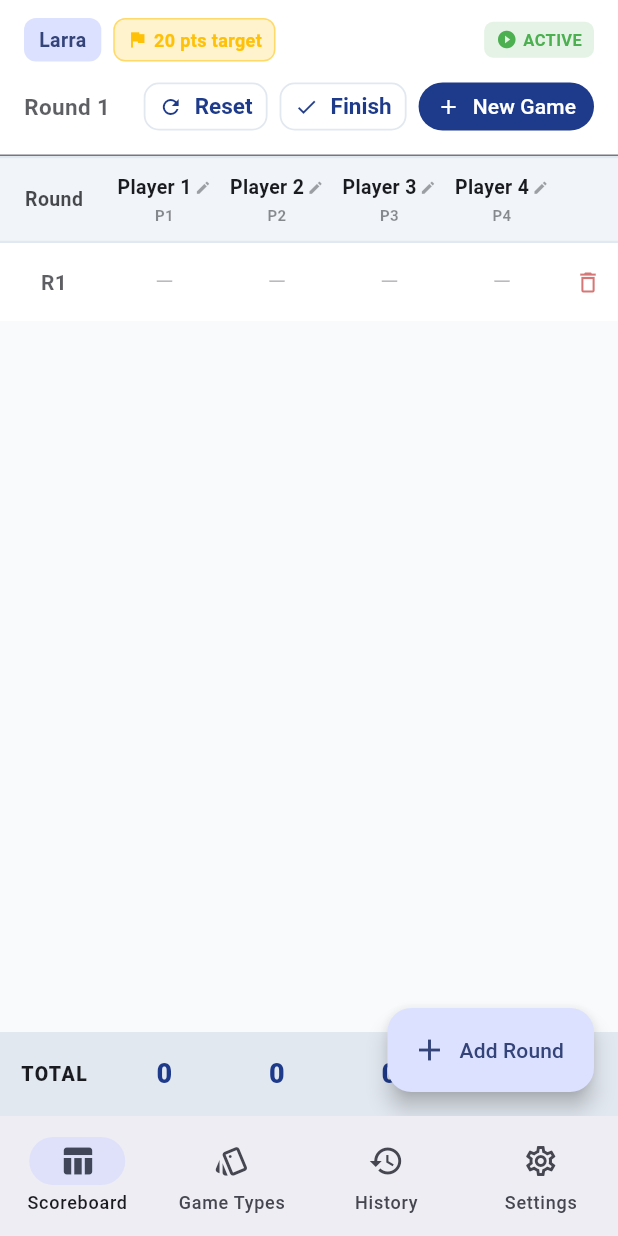
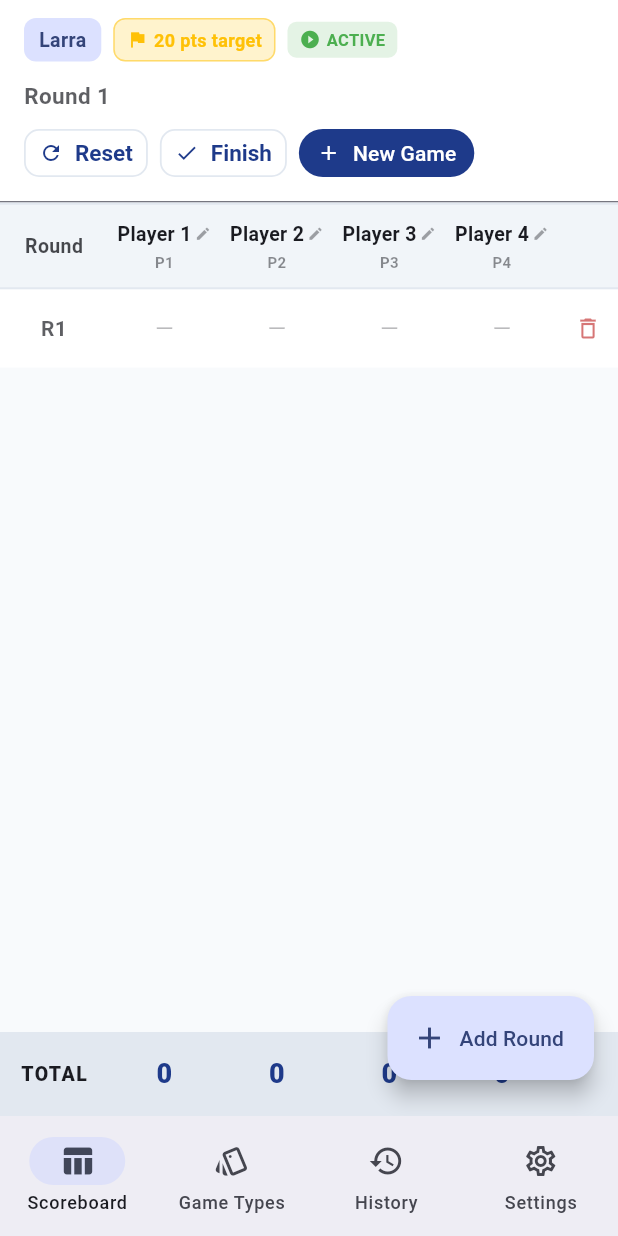
Before and after one commit to rojancr7/Card_score, a Flutter app: the screen it shows after launch, on a phone screen of 412 x 824 dp. Run offline on Flutter 3.47's test engine with Material 3 defaults, Android fonts, the light colour scheme and no system bars; our stand-ins replace audioplayers, flutter_riverpod, sqflite, sqflite_common_ffi; accounts and stored records are empty.

```diff
--- a/lib/features/scoreboard/presentation/scoreboard_screen.dart
+++ b/lib/features/scoreboard/presentation/scoreboard_screen.dart
@@ -13,10 +13,7 @@ import 'widgets/score_table_widget.dart';
 class ScoreboardScreen extends ConsumerStatefulWidget {
   final VoidCallback onOpenHistory;
 
-  const ScoreboardScreen({
-    super.key,
-    required this.onOpenHistory,
-  });
+  const ScoreboardScreen({super.key, required this.onOpenHistory});
 
   @override
   ConsumerState<ScoreboardScreen> createState() => _ScoreboardScreenState();
@@ -26,9 +23,11 @@ class _ScoreboardScreenState extends ConsumerState<ScoreboardScreen> {
   @override
   void initState() {
     super.initState();
+
     WidgetsBinding.instance.addPostFrameCallback((_) {
       if (mounted) {
         final state = ref.read(scoreboardControllerProvider);
+
         if (state.game == null) {
           ref.read(scoreboardControllerProvider.notifier).initialize();
         }
@@ -38,6 +37,7 @@ class _ScoreboardScreenState extends ConsumerState<ScoreboardScreen> {
 
   void _checkAndShowGameOverDialog() {
     final state = ref.read(scoreboardControllerProvider);
+
     if (state.showGameOverDialog && state.game != null) {
       final winningPlayers = state.players
           .where((p) => state.winningPlayerIds.contains(p.id))
@@ -50,14 +50,20 @@ class _ScoreboardScreenState extends ConsumerState<ScoreboardScreen> {
         winningPlayers: winningPlayers,
         totals: state.totals,
         onViewScoreboard: () {
-          ref.read(scoreboardControllerProvider.notifier).dismissGameOverDialog();
+          ref
+              .read(scoreboardControllerProvider.notifier)
+              .dismissGameOverDialog();
         },
         onNewGame: () {
-          ref.read(scoreboardControllerProvider.notifier).dismissGameOverDialog();
+          ref
+              .read(scoreboardControllerProvider.notifier)
+              .dismissGameOverDialog();
           _showNewGameDialog();
         },
         onOpenHistory: () {
-          ref.read(scoreboardControllerProvider.notifier).dismissGameOverDialog();
+          ref
+              .read(scoreboardControllerProvider.notifier)
+              .dismissGameOverDialog();
           widget.onOpenHistory();
         },
       );
@@ -77,7 +83,9 @@ class _ScoreboardScreenState extends ConsumerState<ScoreboardScreen> {
     );
 
     if (result != null) {
-      await ref.read(scoreboardControllerProvider.notifier).startNewGame(
+      await ref
+          .read(scoreboardControllerProvider.notifier)
+          .startNewGame(
             gameType: result.gameType,
             playerNames: result.playerNames,
           );
@@ -86,6 +94,7 @@ class _ScoreboardScreenState extends ConsumerState<ScoreboardScreen> {
 
   Future<void> _showResetDialog() async {
     final choice = await ResetDialog.show(context);
+
     if (!mounted) return;
 
     if (choice == ResetChoice.keepNames) {
@@ -104,10 +113,14 @@ class _ScoreboardScreenState extends ConsumerState<ScoreboardScreen> {
     ref.listen(scoreboardControllerProvider, (prev, next) {
       if (next.showGameOverDialog && !(prev?.showGameOverDialog ?? false)) {
         WidgetsBinding.instance.addPostFrameCallback((_) {
+          if (mounted) {
             _checkAndShowGameOverDialog();
+          }
         });
       }
-      if (next.errorMessage != null && next.errorMessage != prev?.errorMessage) {
+
+      if (next.errorMessage != null &&
+          next.errorMessage != prev?.errorMessage) {
         ScaffoldMessenger.of(context).showSnackBar(
           SnackBar(
             content: Text(next.errorMessage!),
@@ -128,6 +141,7 @@ class _ScoreboardScreenState extends ConsumerState<ScoreboardScreen> {
     }
 
     final game = state.game;
+
     if (game == null) {
       return Center(
         child: Column(
@@ -136,7 +150,8 @@ class _ScoreboardScreenState extends ConsumerState<ScoreboardScreen> {
             const Text('No active game found.'),
             const SizedBox(height: 12),
             FilledButton(
-              onPressed: () => ref.read(scoreboardControllerProvider.notifier).initialize(),
+              onPressed: () =>
+                  ref.read(scoreboardControllerProvider.notifier).initialize(),
               child: const Text('Start Game'),
             ),
           ],
@@ -152,18 +167,27 @@ class _ScoreboardScreenState extends ConsumerState<ScoreboardScreen> {
           children: [
             // TOP STATUS & CONTROLS BAR
             Container(
+              width: double.infinity,
               padding: const EdgeInsets.symmetric(horizontal: 16, vertical: 12),
               decoration: BoxDecoration(
                 color: theme.cardTheme.color,
                 border: Border(bottom: BorderSide(color: theme.dividerColor)),
               ),
               child: Column(
+                crossAxisAlignment: CrossAxisAlignment.start,
                 children: [
-                  Row(
+                  // GAME TYPE, TARGET AND STATUS
+                  Wrap(
+                    spacing: 8,
+                    runSpacing: 8,
+                    crossAxisAlignment: WrapCrossAlignment.center,
                     children: [
                       // Game Type Badge
                       Container(
-                        padding: const EdgeInsets.symmetric(horizontal: 10, vertical: 5),
+                        padding: const EdgeInsets.symmetric(
+                          horizontal: 10,
+                          vertical: 5,
+                        ),
                         decoration: BoxDecoration(
                           color: colorScheme.primaryContainer,
                           borderRadius: BorderRadius.circular(8),
@@ -177,20 +201,29 @@ class _ScoreboardScreenState extends ConsumerState<ScoreboardScreen> {
                           ),
                         ),
                       ),
-                      const SizedBox(width: 8),
-                      // Target Badge if configured
+
+                      // Target Badge
                       if (game.hasThreshold && game.thresholdValue != null)
                         Container(
-                          padding: const EdgeInsets.symmetric(horizontal: 8, vertical: 5),
+                          padding: const EdgeInsets.symmetric(
+                            horizontal: 8,
+                            vertical: 5,
+                          ),
                           decoration: BoxDecoration(
                             color: Colors.amber.withValues(alpha: 0.2),
                             borderRadius: BorderRadius.circular(8),
-                            border: Border.all(color: Colors.amber.withValues(alpha: 0.5)),
+                            border: Border.all(
+                              color: Colors.amber.withValues(alpha: 0.5),
+                            ),
                           ),
                           child: Row(
                             mainAxisSize: MainAxisSize.min,
                             children: [
-                              const Icon(Icons.flag, size: 14, color: Colors.amber),
+                              const Icon(
+                                Icons.flag,
+                                size: 14,
+                                color: Colors.amber,
+                              ),
                               const SizedBox(width: 4),
                               Text(
                                 '${game.thresholdValue} pts target',
@@ -203,10 +236,13 @@ class _ScoreboardScreenState extends ConsumerState<ScoreboardScreen> {
                             ],
                           ),
                         ),
-                      const Spacer(),
-                      // Status Badge (Active or Finished)
+
+                      // Status Badge
                       Container(
-                        padding: const EdgeInsets.symmetric(horizontal: 8, vertical: 4),
+                        padding: const EdgeInsets.symmetric(
+                          horizontal: 8,
+                          vertical: 4,
+                        ),
                         decoration: BoxDecoration(
                           color: isFinished
                               ? Colors.red.withValues(alpha: 0.15)
@@ -217,7 +253,9 @@ class _ScoreboardScreenState extends ConsumerState<ScoreboardScreen> {
                           mainAxisSize: MainAxisSize.min,
                           children: [
                             Icon(
-                              isFinished ? Icons.check_circle : Icons.play_circle_fill,
+                              isFinished
+                                  ? Icons.check_circle
+                                  : Icons.play_circle_fill,
                               size: 14,
                               color: isFinished ? Colors.red : Colors.green,
                             ),
@@ -235,32 +273,49 @@ class _ScoreboardScreenState extends ConsumerState<ScoreboardScreen> {
                       ),
                     ],
                   ),
-                  const SizedBox(height: 10),
-                  // Action buttons row
-                  Row(
-                    children: [
+
+                  const SizedBox(height: 12),
+
+                  // RESPONSIVE ROUND LABEL AND ACTION BUTTONS
                   Text(
                     'Round ${state.rounds.length}',
+                    maxLines: 1,
+                    overflow: TextOverflow.ellipsis,
                     style: TextStyle(
                       fontSize: 15,
                       fontWeight: FontWeight.w600,
                       color: colorScheme.onSurface.withValues(alpha: 0.7),
                     ),
                   ),
-                      const Spacer(),
+
+                  const SizedBox(height: 8),
+
+                  // Wrap automatically moves buttons to another line
+                  // when the available screen width is insufficient.
+                  SizedBox(
+                    width: double.infinity,
+                    child: Wrap(
+                      spacing: 8,
+                      runSpacing: 8,
+                      alignment: WrapAlignment.start,
+                      crossAxisAlignment: WrapCrossAlignment.center,
+                      children: [
                         // Reset Game Action
                         OutlinedButton.icon(
                           onPressed: _showResetDialog,
                           icon: const Icon(Icons.refresh, size: 16),
                           label: const Text('Reset'),
                           style: OutlinedButton.styleFrom(
-                          padding: const EdgeInsets.symmetric(horizontal: 10, vertical: 8),
+                            padding: const EdgeInsets.symmetric(
+                              horizontal: 10,
+                              vertical: 8,
+                            ),
                             visualDensity: VisualDensity.compact,
                           ),
                         ),
-                      const SizedBox(width: 8),
-                      // Finish Game Action (if active)
-                      if (!isFinished) ...[
+
+                        // Finish Game Action
+                        if (!isFinished)
                           OutlinedButton.icon(
                             onPressed: () => ref
                                 .read(scoreboardControllerProvider.notifier)
@@ -268,23 +323,29 @@ class _ScoreboardScreenState extends ConsumerState<ScoreboardScreen> {
                             icon: const Icon(Icons.check, size: 16),
                             label: const Text('Finish'),
                             style: OutlinedButton.styleFrom(
-                            padding: const EdgeInsets.symmetric(horizontal: 10, vertical: 8),
+                              padding: const EdgeInsets.symmetric(
+                                horizontal: 10,
+                                vertical: 8,
+                              ),
                               visualDensity: VisualDensity.compact,
                             ),
                           ),
-                        const SizedBox(width: 8),
-                      ],
+
                         // New Game Action
                         FilledButton.icon(
                           onPressed: _showNewGameDialog,
                           icon: const Icon(Icons.add, size: 16),
                           label: const Text('New Game'),
                           style: FilledButton.styleFrom(
-                          padding: const EdgeInsets.symmetric(horizontal: 12, vertical: 8),
+                            padding: const EdgeInsets.symmetric(
+                              horizontal: 12,
+                              vertical: 8,
+                            ),
                             visualDensity: VisualDensity.compact,
                           ),
                         ),
                       ],
+                    ),
                   ),
                 ],
               ),
@@ -308,7 +369,11 @@ class _ScoreboardScreenState extends ConsumerState<ScoreboardScreen> {
                 onSetScore: (roundId, playerId, score) {
                   ref
                       .read(scoreboardControllerProvider.notifier)
-                      .setScore(roundId: roundId, playerId: playerId, score: score);
+                      .setScore(
+                        roundId: roundId,
+                        playerId: playerId,
+                        score: score,
+                      );
                 },
                 onDeleteRound: (roundId) {
                   ref
@@ -320,16 +385,20 @@ class _ScoreboardScreenState extends ConsumerState<ScoreboardScreen> {
           ],
         ),
       ),
-      // FLOATING ACTION BUTTON: + ADD ROUND
+
+      // FLOATING ACTION BUTTON: ADD ROUND
       floatingActionButton: isFinished
           ? null
-          : FloatingActionButton.extended(
+          : Transform.translate(
+              offset: const Offset(0, -8),
+              child: FloatingActionButton.extended(
                 onPressed: () {
                   ref.read(scoreboardControllerProvider.notifier).addRound();
                 },
                 icon: const Icon(Icons.add),
                 label: const Text('Add Round'),
               ),
+            ),
     );
   }
 }
--- a/lib/features/settings/presentation/settings_screen.dart
+++ b/lib/features/settings/presentation/settings_screen.dart
@@ -204,7 +204,7 @@ class SettingsScreen extends ConsumerWidget {
                   ),
                   SizedBox(height: 8),
                   Text(
-                    'Version 1.0.0\n100% Offline Card Game Scorekeeper.\nSupports Larra, Callbreak, Marriage, and Custom Games.',
+                    'Version 1.0.0+1\n100% Offline Card Game Scorekeeper.\nSupports Larra, Callbreak, Marriage, and Custom Games.\n this app is 100% ofline and made by RB Company. \n Say Thannks to Rojan Bhattarai',
                     style: TextStyle(fontSize: 13, height: 1.5, color: Colors.grey),
                   ),
                 ],
```
Also changed, not shown: tool/find_bracket_issue.dart (added, +46 -0 lines), 2 other files. Lines whose indentation alone changed are shown as unchanged.
